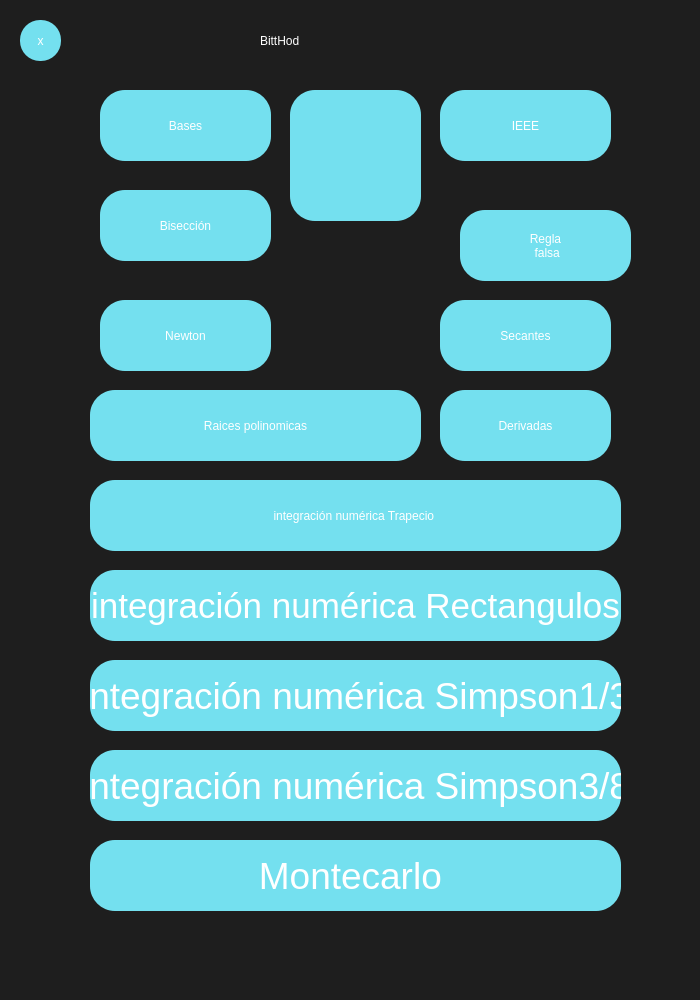
This is Choose.ui in XMunteR/Calculadora as Qt 5 draws it before an edit. The edited form follows.
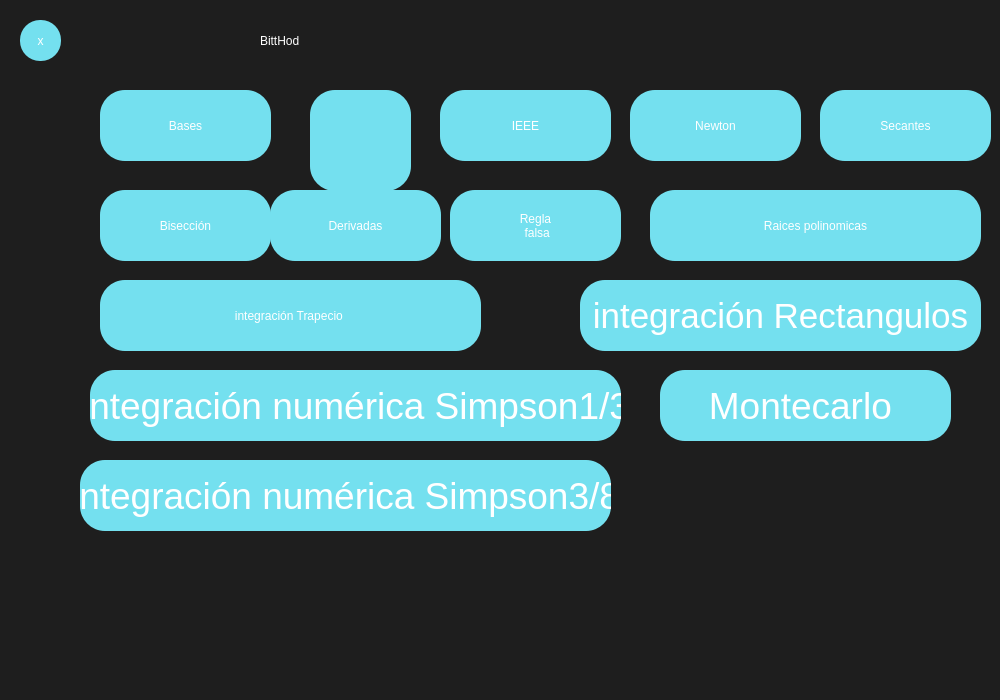
This is the edited form. Icons and pictures are not drawn.

Commit message: Por culpa de santiago >:c

Patch:
```diff
--- a/Choose.ui
+++ b/Choose.ui
@@ -6,8 +6,8 @@
    <rect>
     <x>0</x>
     <y>0</y>
-    <width>700</width>
-    <height>1000</height>
+    <width>1000</width>
+    <height>700</height>
    </rect>
   </property>
   <property name="minimumSize">
@@ -18,8 +18,8 @@
   </property>
   <property name="maximumSize">
    <size>
-    <width>700</width>
-    <height>1000</height>
+    <width>1000</width>
+    <height>700</height>
    </size>
   </property>
   <property name="windowTitle">
@@ -117,8 +117,8 @@
    <widget class="QPushButton" name="FakeButton">
     <property name="geometry">
      <rect>
-      <x>460</x>
-      <y>210</y>
+      <x>450</x>
+      <y>190</y>
       <width>171</width>
       <height>71</height>
      </rect>
@@ -134,8 +134,8 @@
    <widget class="QPushButton" name="NewtonButton">
     <property name="geometry">
      <rect>
-      <x>100</x>
-      <y>300</y>
+      <x>630</x>
+      <y>90</y>
       <width>171</width>
       <height>71</height>
      </rect>
@@ -150,8 +150,8 @@
    <widget class="QPushButton" name="SecanteButton">
     <property name="geometry">
      <rect>
-      <x>440</x>
-      <y>300</y>
+      <x>820</x>
+      <y>90</y>
       <width>171</width>
       <height>71</height>
      </rect>
@@ -166,8 +166,8 @@
    <widget class="QPushButton" name="RaicesButton">
     <property name="geometry">
      <rect>
-      <x>90</x>
-      <y>390</y>
+      <x>650</x>
+      <y>190</y>
       <width>331</width>
       <height>71</height>
      </rect>
@@ -199,8 +199,8 @@
    <widget class="QPushButton" name="DerivadaButton">
     <property name="geometry">
      <rect>
-      <x>440</x>
-      <y>390</y>
+      <x>270</x>
+      <y>190</y>
       <width>171</width>
       <height>71</height>
      </rect>
@@ -215,9 +215,9 @@
    <widget class="QPushButton" name="TrapecioButton">
     <property name="geometry">
      <rect>
-      <x>90</x>
-      <y>480</y>
-      <width>531</width>
+      <x>100</x>
+      <y>280</y>
+      <width>381</width>
       <height>71</height>
      </rect>
     </property>
@@ -225,14 +225,14 @@
      <string notr="true"/>
     </property>
     <property name="text">
-     <string>integración numérica Trapecio </string>
+     <string>integración Trapecio </string>
     </property>
    </widget>
    <widget class="QPushButton" name="Simpson13Button">
     <property name="geometry">
      <rect>
       <x>90</x>
-      <y>660</y>
+      <y>370</y>
       <width>531</width>
       <height>71</height>
      </rect>
@@ -247,8 +247,8 @@
    <widget class="QPushButton" name="Simpson38Button">
     <property name="geometry">
      <rect>
-      <x>90</x>
-      <y>750</y>
+      <x>80</x>
+      <y>460</y>
       <width>531</width>
       <height>71</height>
      </rect>
@@ -263,10 +263,10 @@
    <widget class="QPushButton" name="GraphButton">
     <property name="geometry">
      <rect>
-      <x>290</x>
+      <x>310</x>
       <y>90</y>
-      <width>131</width>
-      <height>131</height>
+      <width>101</width>
+      <height>101</height>
      </rect>
     </property>
     <property name="text">
@@ -286,9 +286,9 @@
    <widget class="QPushButton" name="MontecarloButton">
     <property name="geometry">
      <rect>
-      <x>90</x>
-      <y>840</y>
-      <width>531</width>
+      <x>660</x>
+      <y>370</y>
+      <width>291</width>
       <height>71</height>
      </rect>
     </property>
@@ -302,9 +302,9 @@
    <widget class="QPushButton" name="RectanguloButton">
     <property name="geometry">
      <rect>
-      <x>90</x>
-      <y>570</y>
-      <width>531</width>
+      <x>580</x>
+      <y>280</y>
+      <width>401</width>
       <height>71</height>
      </rect>
     </property>
@@ -312,7 +312,7 @@
      <string notr="true">font:35px;</string>
     </property>
     <property name="text">
-     <string>integración numérica Rectangulos</string>
+     <string>integración Rectangulos</string>
     </property>
    </widget>
   </widget>
```
